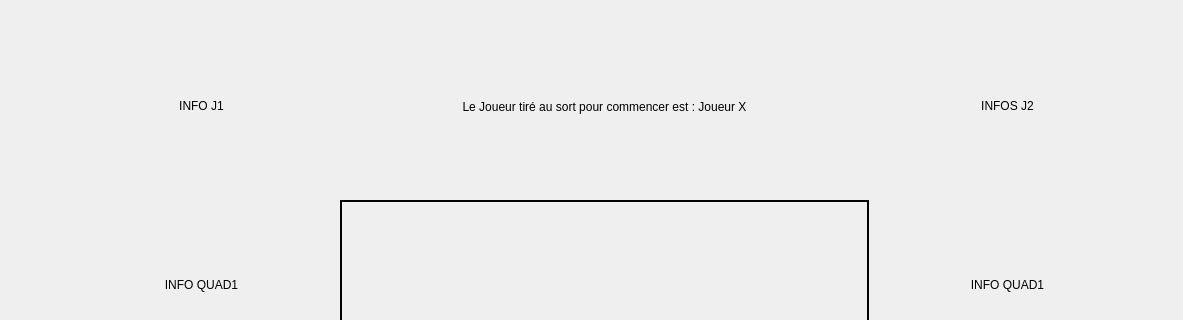
Above: mainwindow.ui from Electrom500/Quadrimon before the change; both pictures show x 0 to 1183 and y 0 to 320 of the 1183 by 742 pixel window. Below: the same form after it.
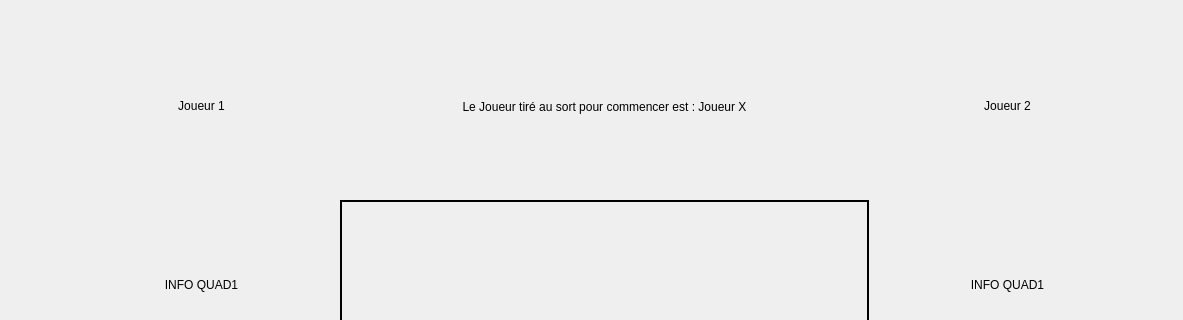
That is the form after the change.

```diff
--- a/mainwindow.ui
+++ b/mainwindow.ui
@@ -48,7 +48,7 @@
           <enum>QFrame::Plain</enum>
          </property>
          <property name="text">
-          <string>INFO J1</string>
+          <string>Joueur 1</string>
          </property>
          <property name="textFormat">
           <enum>Qt::AutoText</enum>
@@ -136,7 +136,7 @@
        <item row="0" column="0">
         <widget class="QLabel" name="J2_info_label">
          <property name="text">
-          <string>INFOS J2</string>
+          <string>Joueur 2</string>
          </property>
          <property name="alignment">
           <set>Qt::AlignCenter</set>
```
Left out of the diff: 11 changed lines with no effect on the pictures.
